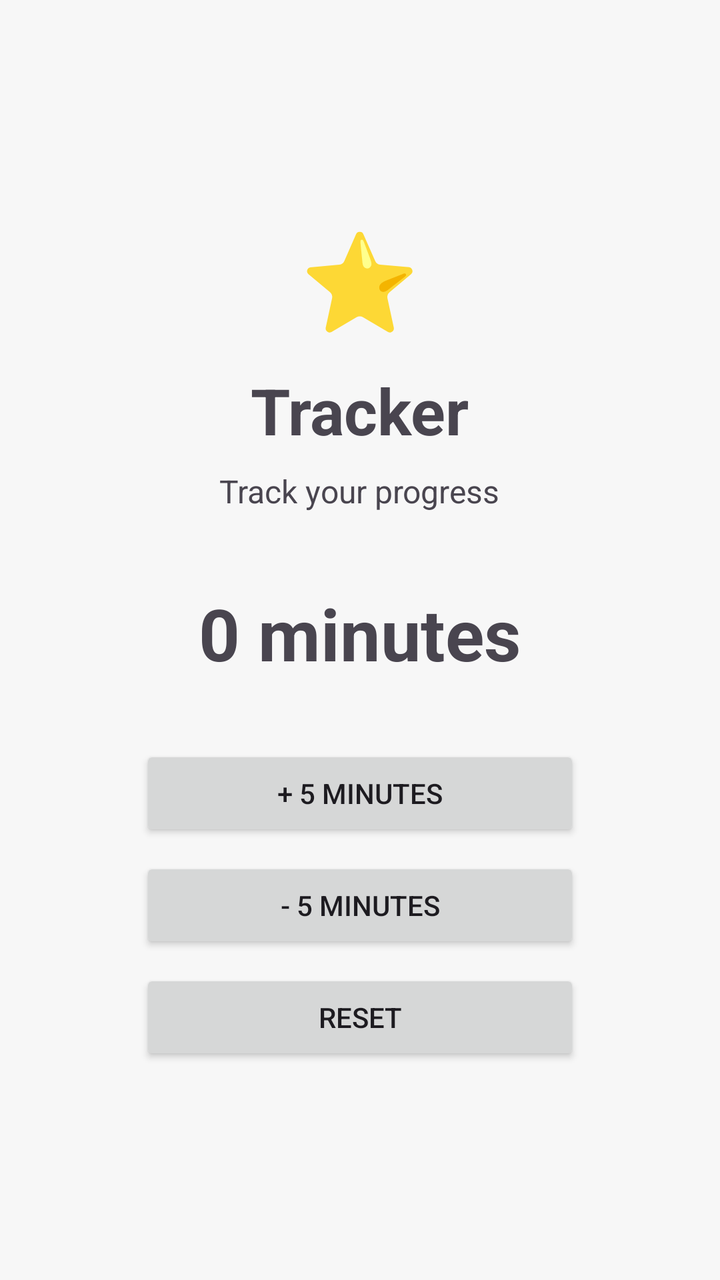
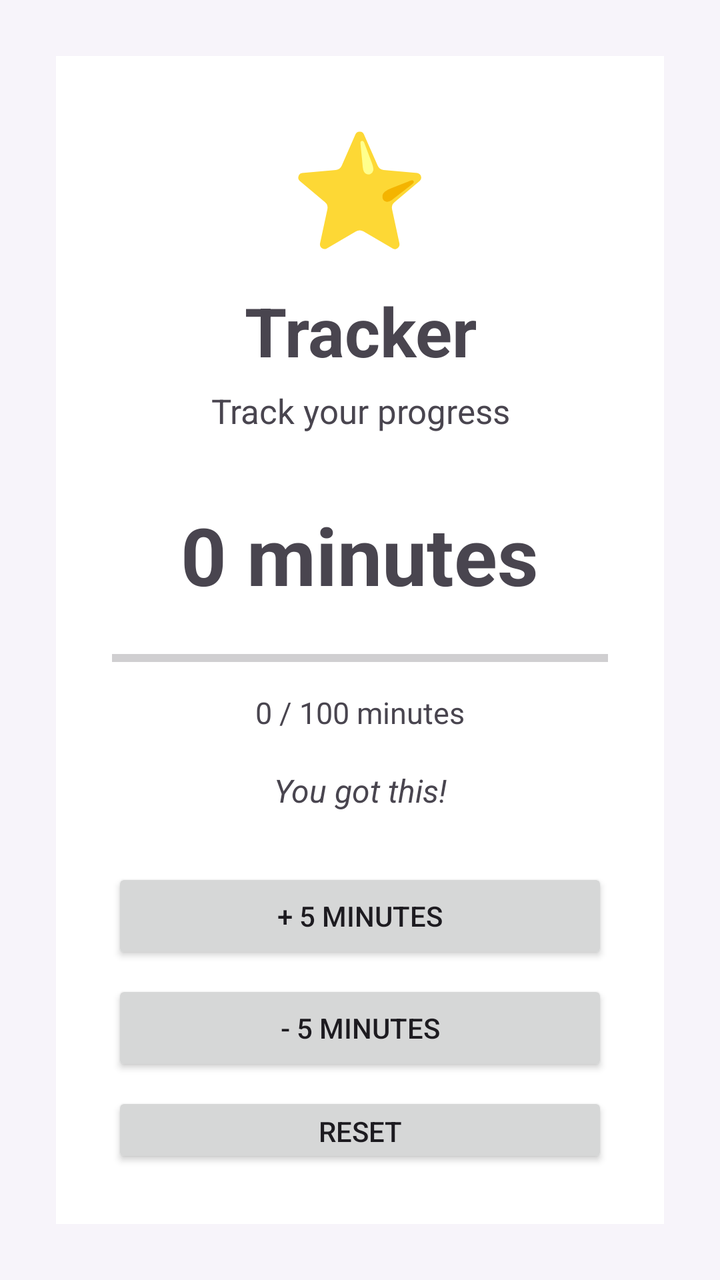

An Android layout rendered at two revisions. The XML below is the earlier revision; the diff shows what the commit changed to produce the second picture.
<!-- AndroidManifest.xml: another module's application theme Theme.DailyTrackers -->
<!-- res/layout/activity_tracker.xml -->
<?xml version="1.0" encoding="utf-8"?>
<androidx.appcompat.widget.LinearLayoutCompat xmlns:android="http://schemas.android.com/apk/res/android"
    android:id="@+id/main"
    android:layout_width="match_parent"
    android:layout_height="match_parent"
    android:background="#F7F7F7"
    android:gravity="center"
    android:orientation="vertical"
    android:padding="28dp">

    <com.google.android.material.textview.MaterialTextView
        android:id="@+id/txtIcon"
        android:layout_width="wrap_content"
        android:layout_height="wrap_content"
        android:text="⭐"
        android:textSize="48sp" />

    <com.google.android.material.textview.MaterialTextView
        android:id="@+id/txtTitle"
        android:layout_width="wrap_content"
        android:layout_height="wrap_content"
        android:layout_marginTop="12dp"
        android:text="Tracker"
        android:textSize="32sp"
        android:textStyle="bold" />

    <com.google.android.material.textview.MaterialTextView
        android:id="@+id/txtSubtitle"
        android:layout_width="wrap_content"
        android:layout_height="wrap_content"
        android:layout_marginTop="8dp"
        android:text="Track your progress"
        android:textSize="16sp" />

    <com.google.android.material.textview.MaterialTextView
        android:id="@+id/txtMinutes"
        android:layout_width="wrap_content"
        android:layout_height="wrap_content"
        android:layout_marginTop="36dp"
        android:text="0 minutes"
        android:textSize="36sp"
        android:textStyle="bold" />

    <androidx.appcompat.widget.AppCompatButton
        android:id="@+id/btnAdd"
        android:layout_width="220dp"
        android:layout_height="wrap_content"
        android:layout_marginTop="32dp"
        android:text="+ 5 minutes" />

    <androidx.appcompat.widget.AppCompatButton
        android:id="@+id/btnRemove"
        android:layout_width="220dp"
        android:layout_height="wrap_content"
        android:layout_marginTop="8dp"
        android:text="- 5 minutes" />

    <androidx.appcompat.widget.AppCompatButton
        android:id="@+id/btnReset"
        android:layout_width="220dp"
        android:layout_height="wrap_content"
        android:layout_marginTop="8dp"
        android:text="Reset" />

</androidx.appcompat.widget.LinearLayoutCompat>
<!-- resources referenced by this layout -->
<resources>
  <style name="Theme.DailyTrackers" parent="Base.Theme.DailyTrackers" />
  <style name="Base.Theme.DailyTrackers" parent="Theme.Material3.DayNight.NoActionBar">
          
          
      </style>
</resources>

<!-- the commit's change to res/layout/activity_tracker.xml (unified diff, before → after) -->
@@ -3,63 +3,104 @@
     android:id="@+id/main"
     android:layout_width="match_parent"
     android:layout_height="match_parent"
-    android:background="#F7F7F7"
+    android:background="#F7F4FA"
     android:gravity="center"
     android:orientation="vertical"
     android:padding="28dp">
 
-    <com.google.android.material.textview.MaterialTextView
-        android:id="@+id/txtIcon"
-        android:layout_width="wrap_content"
+    <androidx.appcompat.widget.LinearLayoutCompat
+        android:id="@+id/cardContainer"
+        android:layout_width="match_parent"
         android:layout_height="wrap_content"
-        android:text="⭐"
-        android:textSize="48sp" />
+        android:background="#FFFFFF"
+        android:elevation="8dp"
+        android:gravity="center"
+        android:orientation="vertical"
+        android:padding="28dp">
 
-    <com.google.android.material.textview.MaterialTextView
-        android:id="@+id/txtTitle"
-        android:layout_width="wrap_content"
-        android:layout_height="wrap_content"
-        android:layout_marginTop="12dp"
-        android:text="Tracker"
-        android:textSize="32sp"
-        android:textStyle="bold" />
+        <com.google.android.material.textview.MaterialTextView
+            android:id="@+id/txtIcon"
+            android:layout_width="wrap_content"
+            android:layout_height="wrap_content"
+            android:text="⭐"
+            android:textSize="56sp" />
 
-    <com.google.android.material.textview.MaterialTextView
-        android:id="@+id/txtSubtitle"
-        android:layout_width="wrap_content"
-        android:layout_height="wrap_content"
-        android:layout_marginTop="8dp"
-        android:text="Track your progress"
-        android:textSize="16sp" />
+        <com.google.android.material.textview.MaterialTextView
+            android:id="@+id/txtTitle"
+            android:layout_width="wrap_content"
+            android:layout_height="wrap_content"
+            android:layout_marginTop="12dp"
+            android:gravity="center"
+            android:text="Tracker"
+            android:textSize="34sp"
+            android:textStyle="bold" />
 
-    <com.google.android.material.textview.MaterialTextView
-        android:id="@+id/txtMinutes"
-        android:layout_width="wrap_content"
-        android:layout_height="wrap_content"
-        android:layout_marginTop="36dp"
-        android:text="0 minutes"
-        android:textSize="36sp"
-        android:textStyle="bold" />
+        <com.google.android.material.textview.MaterialTextView
+            android:id="@+id/txtSubtitle"
+            android:layout_width="wrap_content"
+            android:layout_height="wrap_content"
+            android:layout_marginTop="6dp"
+            android:gravity="center"
+            android:text="Track your progress"
+            android:textSize="17sp" />
 
-    <androidx.appcompat.widget.AppCompatButton
-        android:id="@+id/btnAdd"
-        android:layout_width="220dp"
-        android:layout_height="wrap_content"
-        android:layout_marginTop="32dp"
-        android:text="+ 5 minutes" />
+        <com.google.android.material.textview.MaterialTextView
+            android:id="@+id/txtMinutes"
+            android:layout_width="wrap_content"
+            android:layout_height="wrap_content"
+            android:layout_marginTop="34dp"
+            android:text="0 minutes"
+            android:textSize="40sp"
+            android:textStyle="bold" />
 
-    <androidx.appcompat.widget.AppCompatButton
-        android:id="@+id/btnRemove"
-        android:layout_width="220dp"
-        android:layout_height="wrap_content"
-        android:layout_marginTop="8dp"
-        android:text="- 5 minutes" />
+        <ProgressBar
+            android:id="@+id/progressGoal"
+            style="?android:attr/progressBarStyleHorizontal"
+            android:layout_width="match_parent"
+            android:layout_height="14dp"
+            android:layout_marginTop="18dp"
+            android:max="100"
+            android:progress="0" />
 
-    <androidx.appcompat.widget.AppCompatButton
-        android:id="@+id/btnReset"
-        android:layout_width="220dp"
-        android:layout_height="wrap_content"
-        android:layout_marginTop="8dp"
-        android:text="Reset" />
+        <com.google.android.material.textview.MaterialTextView
+            android:id="@+id/txtGoal"
+            android:layout_width="wrap_content"
+            android:layout_height="wrap_content"
+            android:layout_marginTop="10dp"
+            android:text="0 / 100 minutes"
+            android:textSize="15sp" />
+
+        <com.google.android.material.textview.MaterialTextView
+            android:id="@+id/txtMotivation"
+            android:layout_width="wrap_content"
+            android:layout_height="wrap_content"
+            android:layout_marginTop="18dp"
+            android:gravity="center"
+            android:text="You got this!"
+            android:textSize="16sp"
+            android:textStyle="italic" />
+
+        <androidx.appcompat.widget.AppCompatButton
+            android:id="@+id/btnAdd"
+            android:layout_width="match_parent"
+            android:layout_height="wrap_content"
+            android:layout_marginTop="28dp"
+            android:text="+ 5 minutes" />
+
+        <androidx.appcompat.widget.AppCompatButton
+            android:id="@+id/btnRemove"
+            android:layout_width="match_parent"
+            android:layout_height="wrap_content"
+            android:layout_marginTop="8dp"
+            android:text="- 5 minutes" />
+
+        <androidx.appcompat.widget.AppCompatButton
+            android:id="@+id/btnReset"
+            android:layout_width="match_parent"
+            android:layout_height="wrap_content"
+            android:layout_marginTop="8dp"
+            android:text="Reset" />
+
+    </androidx.appcompat.widget.LinearLayoutCompat>
 
 </androidx.appcompat.widget.LinearLayoutCompat>
